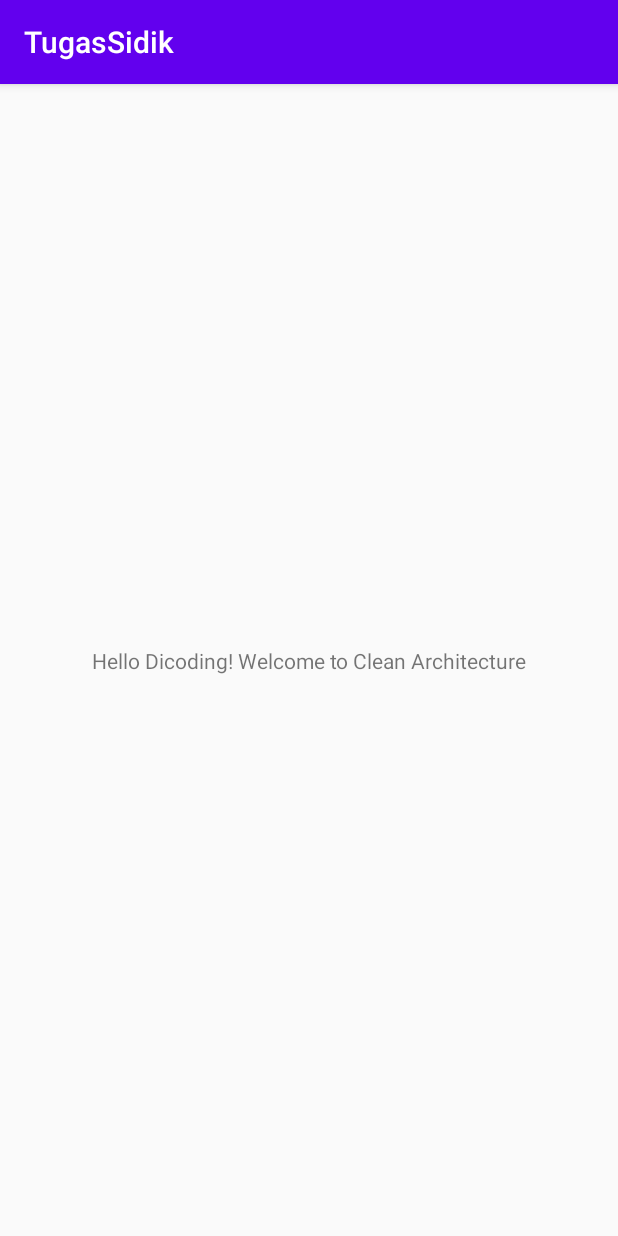
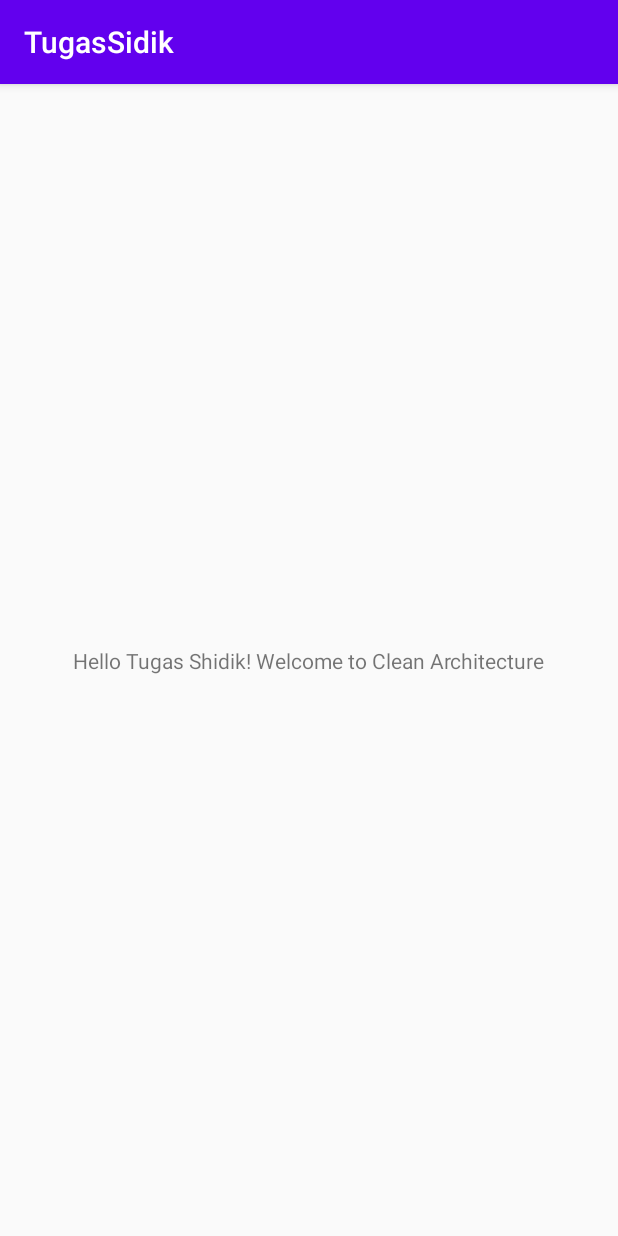
Before and after one commit to shdidik/TugasShidik, an Android app: the screen it shows after launch (MainActivity), on a phone screen of 412 x 824 dp. Run offline under Robolectric (Android 15) with nearby library versions, the phone set to English and light mode, and no system bars.

Commit message:
nameShidik

```diff
--- a/app/src/main/java/com/app/tugas/mainMenu/MainActivity.kt
+++ b/app/src/main/java/com/app/tugas/mainMenu/MainActivity.kt
@@ -15,7 +15,7 @@ class MainActivity : AppCompatActivity() {
         val factory = MainViewModelFactory.getInstance()
         val viewModel = ViewModelProvider(this, factory)[MainViewModel::class.java]
 
-        val message = viewModel.getMessage("Dicoding")
+        val message = viewModel.getMessage("Tugas Shidik")
         tv_welcome.text = message.welcomeMessage
     }
 
```
Also changed, not shown: 1 other file.
